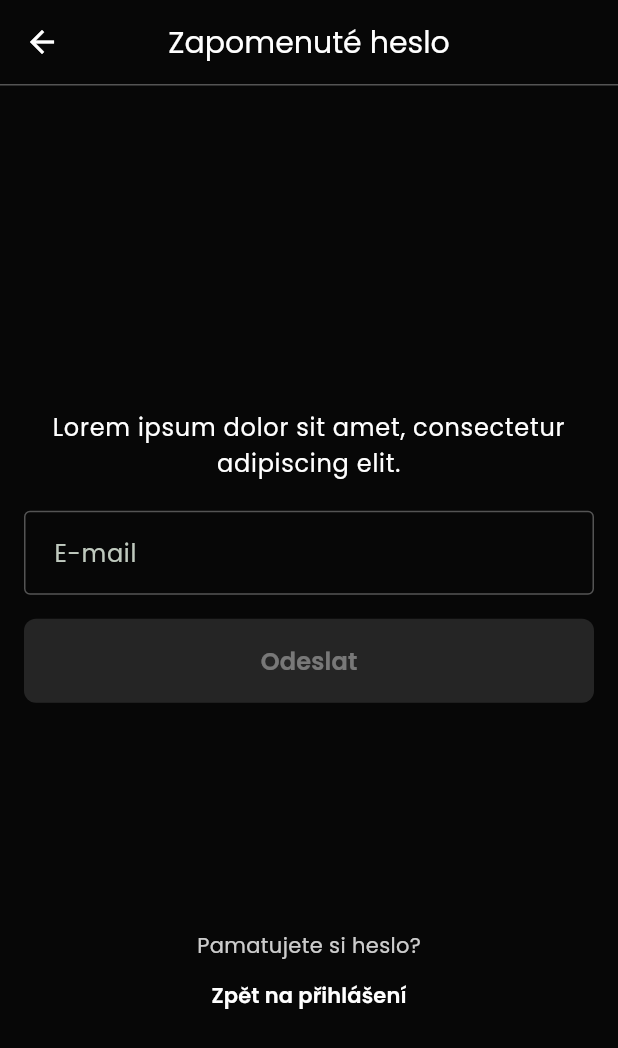
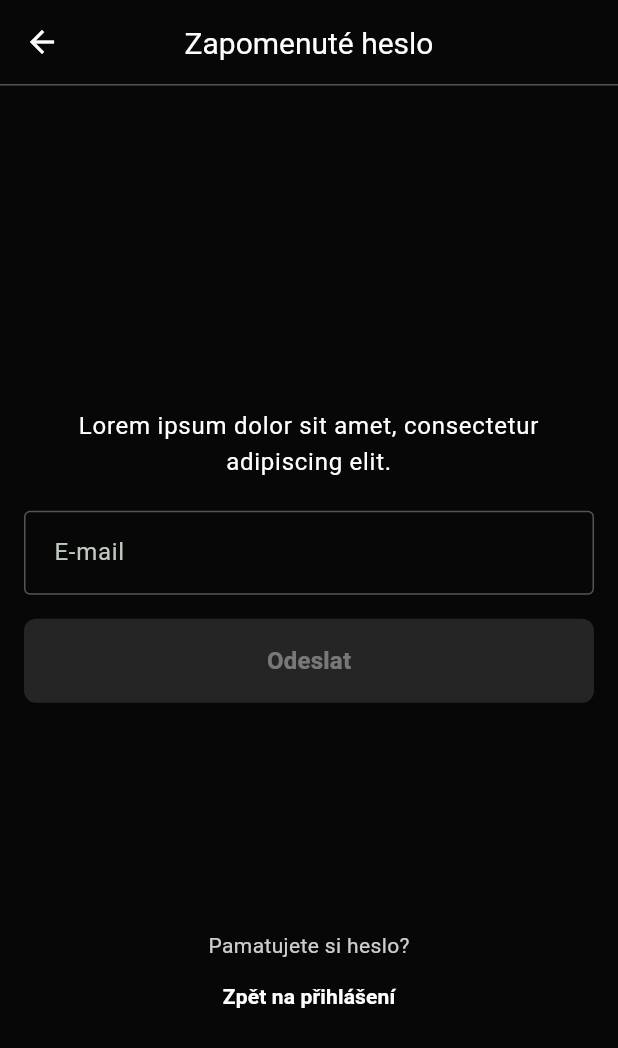
Before and after one commit to martintellinger/eqqu, a Flutter app: the screen it shows after launch, after a tap on "Přihlaste se", after a tap on "Zapomenuté heslo", on a phone screen of 412 x 824 dp. Shown: the top 1048 px of the screen. Run offline on Flutter 3.47's test engine with Material 3 defaults, Android fonts, the phone set to English and light mode, and no system bars.

Commit message:
Fix: remove google_fonts dependency to fix Flutter 3.41.5 compatibility
The google_fonts 6.3.0 package has a const map compilation error with
newer Dart/Flutter versions. Replaced GoogleFonts.poppins() calls with
direct TextStyle(fontFamily: 'Poppins') throughout the app. Also added
missing assets/ directory.

https://claude.ai/code/session_012waFykv5wBbLFNTaJFeXrN

```diff
--- a/lib/screens/forgot_password_screen.dart
+++ b/lib/screens/forgot_password_screen.dart
@@ -1,5 +1,4 @@
 import 'package:flutter/material.dart';
-import 'package:google_fonts/google_fonts.dart';
 
 /// Handles all forgot password states from Figma:
 /// - Empty (Zapomenuté heslo)
@@ -89,7 +88,8 @@ class _ForgotPasswordScreenState extends State<ForgotPasswordScreen> {
               children: [
                 Text(
                   'Lorem ipsum dolor sit amet, consectetur adipiscing elit.',
-                  style: GoogleFonts.poppins(
+                  style: const TextStyle(
+                    fontFamily: 'Poppins',
                     fontSize: 16,
                     color: Colors.white,
                     letterSpacing: 0.5,
@@ -130,9 +130,10 @@ class _ForgotPasswordScreenState extends State<ForgotPasswordScreen> {
               foregroundColor:
                   _isEmailEmpty ? Colors.white.withValues(alpha: 0.38) : Colors.white,
             ),
-            child: Text(
+            child: const Text(
               'Odeslat',
-              style: GoogleFonts.poppins(
+              style: TextStyle(
+                fontFamily: 'Poppins',
                 fontSize: 16,
                 fontWeight: FontWeight.w600,
                 letterSpacing: 0.15,
@@ -151,7 +152,8 @@ class _ForgotPasswordScreenState extends State<ForgotPasswordScreen> {
                   opacity: 0.8,
                   child: Text(
                     'Pamatujete si heslo?',
-                    style: GoogleFonts.poppins(
+                    style: const TextStyle(
+                      fontFamily: 'Poppins',
                       fontSize: 14,
                       color: Colors.white,
                       letterSpacing: 0.25,
@@ -166,9 +168,10 @@ class _ForgotPasswordScreenState extends State<ForgotPasswordScreen> {
                       vertical: 6,
                     ),
                   ),
-                  child: Text(
+                  child: const Text(
                     'Zpět na přihlášení',
-                    style: GoogleFonts.poppins(
+                    style: TextStyle(
+                      fontFamily: 'Poppins',
                       fontSize: 14,
                       fontWeight: FontWeight.w600,
                       color: Colors.white,
@@ -196,7 +199,8 @@ class _ForgotPasswordScreenState extends State<ForgotPasswordScreen> {
               children: [
                 Text(
                   'Odeslali jsme odkaz pro resetování hesla na zadanou e-mailovou adresu.',
-                  style: GoogleFonts.poppins(
+                  style: const TextStyle(
+                    fontFamily: 'Poppins',
                     fontSize: 16,
                     color: Colors.white,
                     letterSpacing: 0.5,
@@ -228,7 +232,8 @@ class _ForgotPasswordScreenState extends State<ForgotPasswordScreen> {
                   opacity: 0.8,
                   child: Text(
                     'Nedorazil mail?',
-                    style: GoogleFonts.poppins(
+                    style: const TextStyle(
+                      fontFamily: 'Poppins',
                       fontSize: 14,
                       color: Colors.white,
                       letterSpacing: 0.25,
@@ -243,9 +248,10 @@ class _ForgotPasswordScreenState extends State<ForgotPasswordScreen> {
                       vertical: 6,
                     ),
                   ),
-                  child: Text(
+                  child: const Text(
                     'Poslat znova',
-                    style: GoogleFonts.poppins(
+                    style: TextStyle(
+                      fontFamily: 'Poppins',
                       fontSize: 14,
                       fontWeight: FontWeight.w600,
                       color: Colors.white,
--- a/lib/screens/login_screen.dart
+++ b/lib/screens/login_screen.dart
@@ -1,5 +1,4 @@
 import 'package:flutter/material.dart';
-import 'package:google_fonts/google_fonts.dart';
 
 class LoginScreen extends StatefulWidget {
   const LoginScreen({super.key});
@@ -75,9 +74,10 @@ class _LoginScreenState extends State<LoginScreen> {
                             vertical: 6,
                           ),
                         ),
-                        child: Text(
+                        child: const Text(
                           'Zapomenuté heslo',
-                          style: GoogleFonts.poppins(
+                          style: TextStyle(
+                            fontFamily: 'Poppins',
                             fontSize: 14,
                             fontWeight: FontWeight.w600,
                             color: Colors.white,
@@ -109,9 +109,10 @@ class _LoginScreenState extends State<LoginScreen> {
                       onPressed: () {
                         // TODO: Continue without login
                       },
-                      child: Text(
+                      child: const Text(
                         'Pokračovat bez přihlášení',
-                        style: GoogleFonts.poppins(
+                        style: TextStyle(
+                          fontFamily: 'Poppins',
                           fontSize: 16,
                           fontWeight: FontWeight.w600,
                           letterSpacing: 0.15,
@@ -133,7 +134,8 @@ class _LoginScreenState extends State<LoginScreen> {
                       opacity: 0.8,
                       child: Text(
                         'Ještě nemáte účet?',
-                        style: GoogleFonts.poppins(
+                        style: const TextStyle(
+                          fontFamily: 'Poppins',
                           fontSize: 14,
                           color: Colors.white,
                           letterSpacing: 0.25,
@@ -151,9 +153,10 @@ class _LoginScreenState extends State<LoginScreen> {
                           vertical: 6,
                         ),
                       ),
-                      child: Text(
+                      child: const Text(
                         'Vytvořte si ho',
-                        style: GoogleFonts.poppins(
+                        style: TextStyle(
+                          fontFamily: 'Poppins',
                           fontSize: 14,
                           fontWeight: FontWeight.w600,
                           color: Colors.white,
--- a/lib/screens/registration_screen.dart
+++ b/lib/screens/registration_screen.dart
@@ -1,5 +1,4 @@
 import 'package:flutter/material.dart';
-import 'package:google_fonts/google_fonts.dart';
 
 class RegistrationScreen extends StatefulWidget {
   const RegistrationScreen({super.key});
@@ -131,9 +130,10 @@ class _RegistrationScreenState extends State<RegistrationScreen> {
                               onPressed: () {
                                 // TODO: Continue without registration
                               },
-                              child: Text(
+                              child: const Text(
                                 'Pokračovat bez registrace',
-                                style: GoogleFonts.poppins(
+                                style: TextStyle(
+                                  fontFamily: 'Poppins',
                                   fontSize: 16,
                                   fontWeight: FontWeight.w600,
                                   letterSpacing: 0.15,
@@ -159,7 +159,8 @@ class _RegistrationScreenState extends State<RegistrationScreen> {
                     opacity: 0.8,
                     child: Text(
                       'Již máte účet?',
-                      style: GoogleFonts.poppins(
+                      style: const TextStyle(
+                        fontFamily: 'Poppins',
                         fontSize: 14,
                         color: Colors.white,
                         letterSpacing: 0.25,
@@ -173,9 +174,10 @@ class _RegistrationScreenState extends State<RegistrationScreen> {
                     style: TextButton.styleFrom(
                       padding: const EdgeInsets.symmetric(horizontal: 12),
                     ),
-                    child: Text(
+                    child: const Text(
                       'Přihlaste se',
-                      style: GoogleFonts.poppins(
+                      style: TextStyle(
+                        fontFamily: 'Poppins',
                         fontSize: 14,
                         fontWeight: FontWeight.w600,
                         color: Colors.white,
@@ -210,7 +212,8 @@ class _RegistrationScreenState extends State<RegistrationScreen> {
             Expanded(
               child: Text(
                 label,
-                style: GoogleFonts.poppins(
+                style: const TextStyle(
+                  fontFamily: 'Poppins',
                   fontSize: 14,
                   color: Colors.white,
                   letterSpacing: 0.25,
--- a/lib/screens/splash_screen.dart
+++ b/lib/screens/splash_screen.dart
@@ -1,5 +1,4 @@
 import 'package:flutter/material.dart';
-import 'package:google_fonts/google_fonts.dart';
 
 class SplashScreen extends StatefulWidget {
   const SplashScreen({super.key});
@@ -32,7 +31,8 @@ class _SplashScreenState extends State<SplashScreen> {
           children: [
             Text(
               'EQQU',
-              style: GoogleFonts.poppins(
+              style: const TextStyle(
+                fontFamily: 'Poppins',
                 fontSize: 48,
                 fontWeight: FontWeight.w700,
                 color: Colors.white,
@@ -44,7 +44,8 @@ class _SplashScreenState extends State<SplashScreen> {
               opacity: 0.8,
               child: Text(
                 'Equine community market',
-                style: GoogleFonts.poppins(
+                style: const TextStyle(
+                  fontFamily: 'Poppins',
                   fontSize: 15,
                   fontWeight: FontWeight.w400,
                   color: Colors.white,
--- a/lib/theme/app_theme.dart
+++ b/lib/theme/app_theme.dart
@@ -1,5 +1,4 @@
 import 'package:flutter/material.dart';
-import 'package:google_fonts/google_fonts.dart';
 
 class AppTheme {
   AppTheme._();
@@ -143,7 +142,8 @@ class AppTheme {
     double? letterSpacing,
     double? height,
   }) {
-    return GoogleFonts.poppins(
+    return TextStyle(
+      fontFamily: 'Poppins',
       fontSize: fontSize,
       fontWeight: fontWeight,
       color: color,
@@ -154,41 +154,35 @@ class AppTheme {
 
   static TextTheme _buildTextTheme() {
     return TextTheme(
-      // Title Large - App bar titles
       titleLarge: _poppins(
         fontSize: 20,
         fontWeight: FontWeight.w400,
         height: 28 / 20,
       ),
-      // Title Medium - Button text
       titleMedium: _poppins(
         fontSize: 16,
         fontWeight: FontWeight.w600,
         letterSpacing: 0.15,
         height: 24 / 16,
       ),
-      // Body Large - Input text
       bodyLarge: _poppins(
         fontSize: 16,
         fontWeight: FontWeight.w400,
         letterSpacing: 0.5,
         height: 24 / 16,
       ),
-      // Body Medium - Checkbox labels, secondary text
       bodyMedium: _poppins(
         fontSize: 14,
         fontWeight: FontWeight.w400,
         letterSpacing: 0.25,
         height: 20 / 14,
       ),
-      // Body Small - Supporting text, floating labels
       bodySmall: _poppins(
         fontSize: 12,
         fontWeight: FontWeight.w400,
         letterSpacing: 0.4,
         height: 16 / 12,
       ),
-      // Label Large - Small button text
       labelLarge: _poppins(
         fontSize: 14,
         fontWeight: FontWeight.w600,
--- a/pubspec.yaml
+++ b/pubspec.yaml
@@ -9,7 +9,6 @@ environment:
 dependencies:
   flutter:
     sdk: flutter
-  google_fonts: ^6.1.0
 
 dev_dependencies:
   flutter_test:
```
Also changed, not shown: 1 other file.
